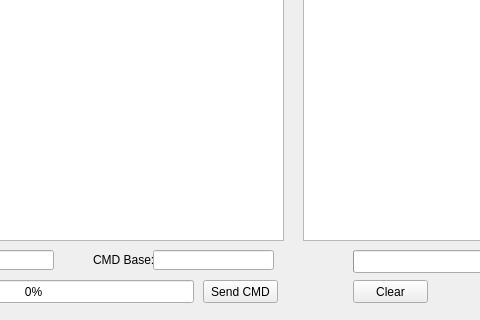
Old version of the form src/user-interfaces/gui-custom-cmd.ui in the repository Donn13Darko/uC_Interfacer; both pictures show x 157 to 637 and y 100 to 420 of the 1050 by 420 pixel window.
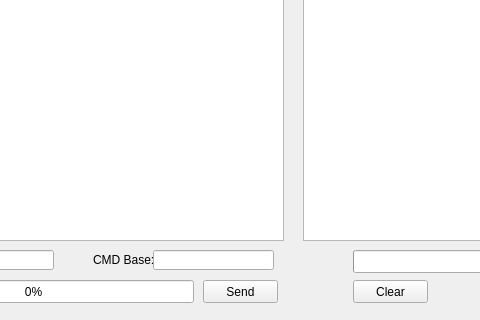
New version of the form.

Commit message: Updated names/methods for commonality and added ability to break out of send_chunk on gui_reset

Diff of the .ui file:
```diff
--- a/src/user-interfaces/gui-custom-cmd.ui
+++ b/src/user-interfaces/gui-custom-cmd.ui
@@ -294,7 +294,7 @@
     </rect>
    </property>
    <property name="text">
-    <string>Send CMD</string>
+    <string>Send</string>
    </property>
    <property name="autoDefault">
     <bool>false</bool>
```
Left out of the diff: 14 changed lines with no effect on the pictures. The commit also changes 10 other files.
